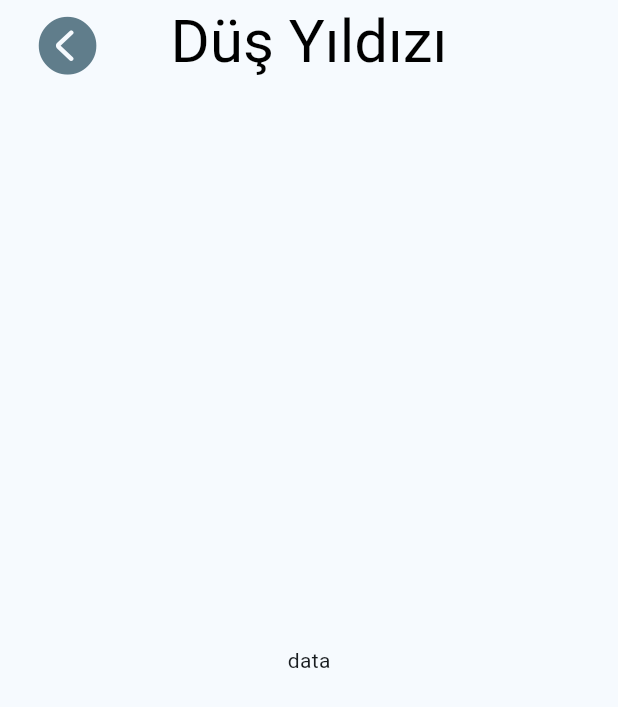
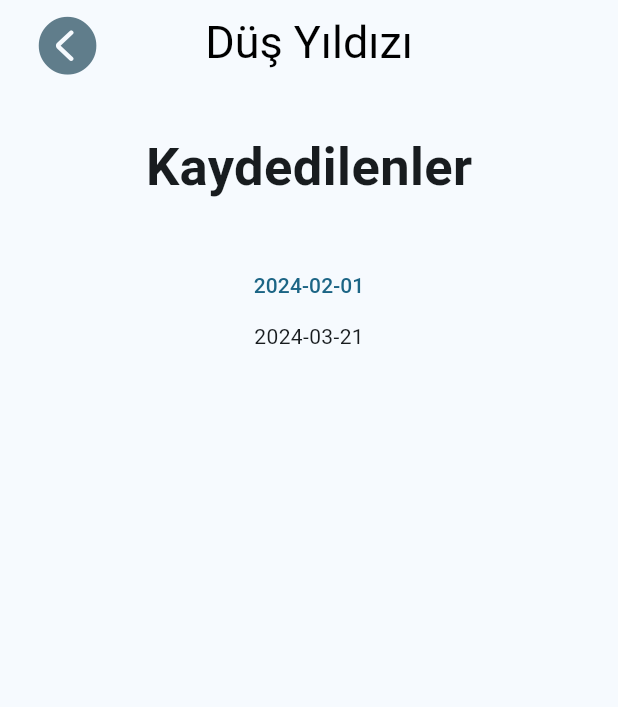
Before and after one commit to justmucahid/betaStarAppJam2024, a Flutter app: the DailyResult screen opened directly, on a phone screen of 412 x 824 dp. Shown: the top 707 px of the screen. Run offline on Flutter 3.47's test engine with Material 3 defaults, Android fonts, the phone set to English and light mode, and no system bars; our stand-ins replace flutter_dotenv, flutter_markdown, google_generative_ai; network calls fail.

Commit message:
beta v0.03

```diff
--- a/lib/pages/appBar/appBar.dart
+++ b/lib/pages/appBar/appBar.dart
@@ -1,6 +1,6 @@
 import 'package:flutter/cupertino.dart';
 import 'package:flutter/material.dart';
-import 'package:flutter_application_beta/pages/abilityList/abilityList.dart';
+import 'package:flutter_application_beta/pages/appBar/abilityList.dart';
 import 'package:flutter_application_beta/pages/scope/horoscope/chracter.dart';
 import 'package:flutter_application_beta/pages/scope/horoscope/result.dart';
 
--- a/lib/pages/scope/horoscope/chracter.dart
+++ b/lib/pages/scope/horoscope/chracter.dart
@@ -1,5 +1,6 @@
 import 'package:flutter/cupertino.dart';
 import 'package:flutter/material.dart';
+import 'package:flutter_application_beta/pages/scope/saved/savedList.dart';
 
 class DailyResult extends StatefulWidget {
   const DailyResult({super.key});
@@ -9,6 +10,9 @@ class DailyResult extends StatefulWidget {
 }
 
 class _DailyResultState extends State<DailyResult> {
+
+
+
   @override
   Widget build(BuildContext context) {
     return Scaffold(
@@ -25,9 +29,26 @@ class _DailyResultState extends State<DailyResult> {
             ),
           ),
           centerTitle: true,
-          titleTextStyle: TextStyle(color: Colors.black, fontSize: 40),
+          titleTextStyle: TextStyle(color: Colors.black, fontSize: 30),
           title: Text('Düş Yıldızı'),
         ),
-        body: Center(child: Text('data')));
+        body: Center(
+            child: Column(
+              mainAxisAlignment: MainAxisAlignment.start,
+          children: [
+            SizedBox(
+              height: 30,
+            ),
+            Text('Kaydedilenler',
+            style: TextStyle(
+              fontSize: 35,
+              fontWeight: FontWeight.bold
+            ),),
+            SizedBox(
+              height: 30,
+            ),
+            Saved(),
+          ],
+        )));
   }
 }
--- /dev/null
+++ b/lib/pages/scope/saved/savedList.dart
@@ -0,0 +1,25 @@
+import 'package:flutter/material.dart';
+import 'package:flutter_application_beta/pages/scope/saved/savedDay.dart';
+ class Saved extends StatelessWidget {
+  const Saved({super.key});
+
+
+    final String dayA = '2024-02-01';
+    final String dayB = '2024-03-21';
+
+  @override
+  Widget build(BuildContext context) {
+    return Column(
+            children: [
+              TextButton(onPressed: () {
+                Navigator.push(
+                      context,
+                      MaterialPageRoute(
+                          builder: (context) => const DaySaved()));
+
+               }, child: Text(dayA),),
+               Text(dayB),
+            ],
+          );
+  }
+}
--- a/pubspec.yaml
+++ b/pubspec.yaml
@@ -43,6 +43,7 @@ dependencies:
   flutter_dotenv: ^5.1.0
   flutter_markdown: ^0.6.20
   lorem_ipsum: ^0.0.3
+  intl: ^0.19.0
 
 dev_dependencies:
   flutter_test:
```
Also changed, not shown: lib/pages/appBar/abilityList.dart (renamed from lib/pages/abilityList/abilityList.dart, +5 -2 lines), lib/pages/scope/horoscope/daily.dart (added, +25 -0 lines), lib/pages/scope/saved/savedDay.dart (added, +78 -0 lines), lib/pages/abilityList/abilityList_dev.dart (deleted).
